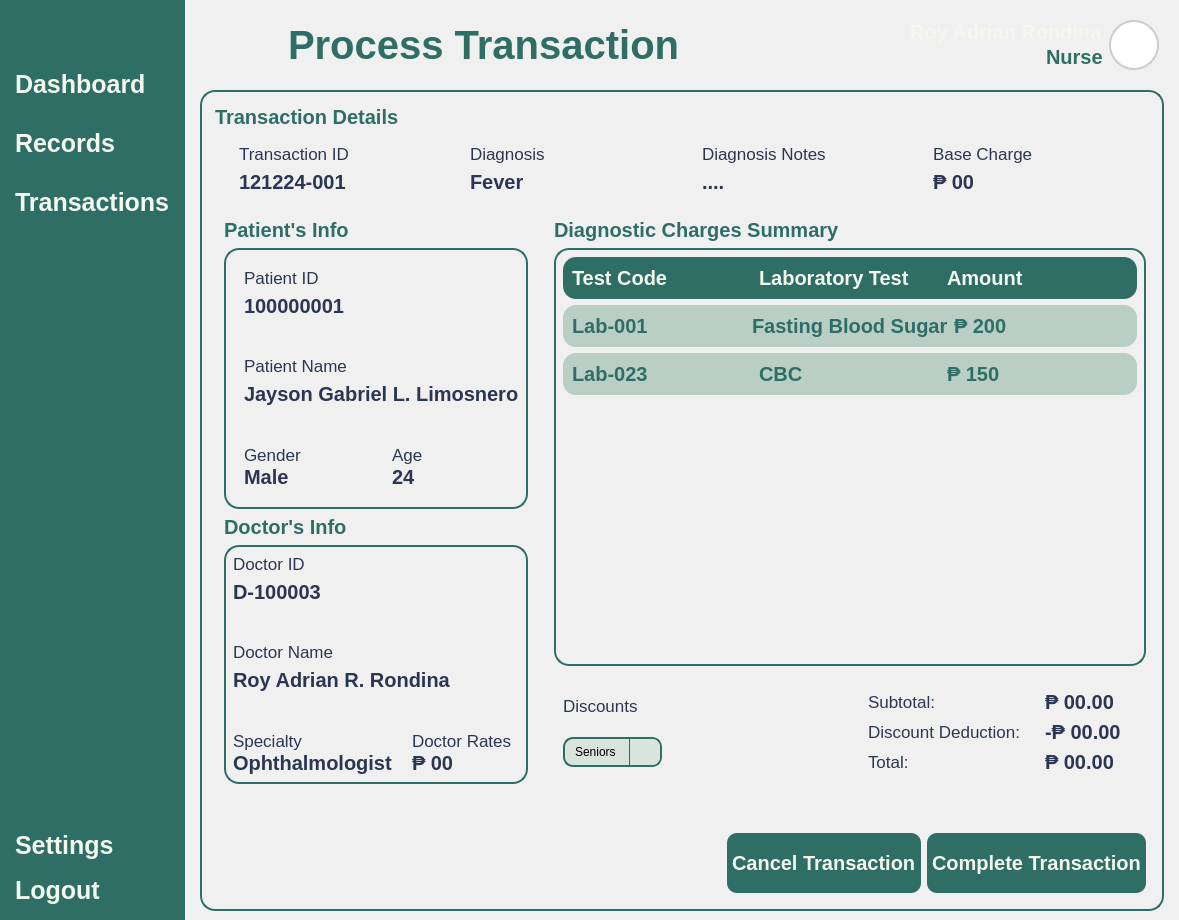
First picture: the form in Views/Staff_TransactionProcess.ui, repository VinsmokeSanji69/COVACHA_CLINIC_SYSTEM, before the edit.
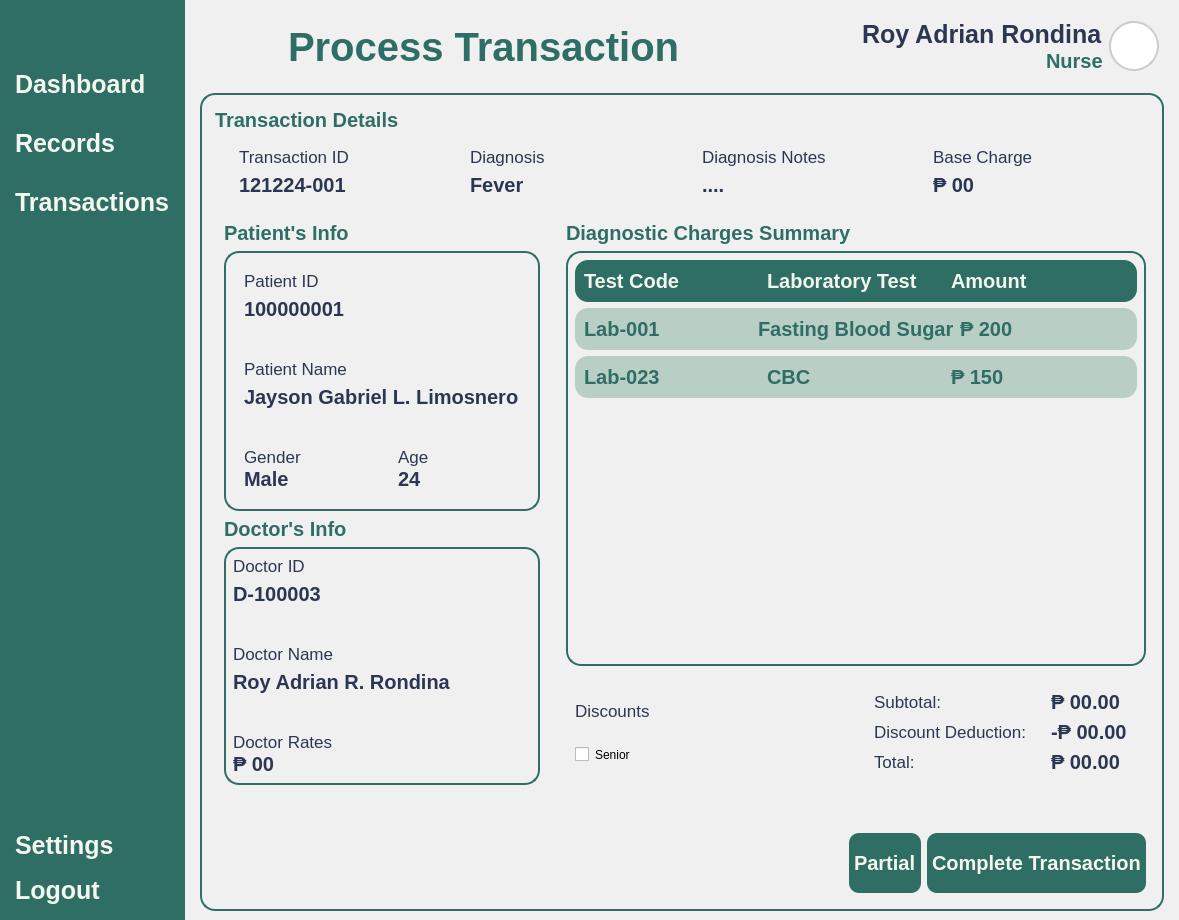
Second picture: the form after the edit. Icons and pictures are not drawn.

```diff
--- a/Views/Staff_TransactionProcess.ui
+++ b/Views/Staff_TransactionProcess.ui
@@ -280,7 +280,7 @@
 	font-size: 15px;
 	color: #2B3752;
 }
-#UserName {
+#User {
 	font: 600 10pt &quot;Lexend SemiBold&quot;;
 	font-size: 25px;
 	color: #2B3752;
@@ -321,7 +321,7 @@
        <item>
         <widget class="QFrame" name="Header">
          <property name="sizePolicy">
-          <sizepolicy hsizetype="Preferred" vsizetype="Preferred">
+          <sizepolicy hsizetype="Expanding" vsizetype="Preferred">
            <horstretch>0</horstretch>
            <verstretch>0</verstretch>
           </sizepolicy>
@@ -347,6 +347,12 @@
           </property>
           <item>
            <widget class="QPushButton" name="pushButton_6">
+            <property name="sizePolicy">
+             <sizepolicy hsizetype="Maximum" vsizetype="Maximum">
+              <horstretch>0</horstretch>
+              <verstretch>0</verstretch>
+             </sizepolicy>
+            </property>
             <property name="text">
              <string/>
             </property>
@@ -365,7 +371,7 @@
           <item>
            <widget class="QLabel" name="InterfaceTitle">
             <property name="sizePolicy">
-             <sizepolicy hsizetype="Expanding" vsizetype="Preferred">
+             <sizepolicy hsizetype="Expanding" vsizetype="Expanding">
               <horstretch>0</horstretch>
               <verstretch>0</verstretch>
              </sizepolicy>
@@ -387,6 +393,12 @@
               </property>
               <item alignment="Qt::AlignRight">
                <widget class="QLabel" name="User">
+                <property name="sizePolicy">
+                 <sizepolicy hsizetype="Expanding" vsizetype="Preferred">
+                  <horstretch>0</horstretch>
+                  <verstretch>0</verstretch>
+                 </sizepolicy>
+                </property>
                 <property name="text">
                  <string>Roy Adrian Rondina</string>
                 </property>
@@ -750,7 +762,7 @@
                    <item>
                     <widget class="QWidget" name="PatientInfo" native="true">
                      <property name="sizePolicy">
-                      <sizepolicy hsizetype="Preferred" vsizetype="Expanding">
+                      <sizepolicy hsizetype="Expanding" vsizetype="Expanding">
                        <horstretch>0</horstretch>
                        <verstretch>0</verstretch>
                       </sizepolicy>
@@ -983,7 +995,7 @@
                    <item>
                     <widget class="QWidget" name="DoctorInfo" native="true">
                      <property name="sizePolicy">
-                      <sizepolicy hsizetype="Preferred" vsizetype="Preferred">
+                      <sizepolicy hsizetype="Expanding" vsizetype="Preferred">
                        <horstretch>0</horstretch>
                        <verstretch>0</verstretch>
                       </sizepolicy>
@@ -1079,47 +1091,6 @@
                          <property name="bottomMargin">
                           <number>0</number>
                          </property>
-                         <item>
-                          <widget class="QFrame" name="frame_4">
-                           <property name="frameShape">
-                            <enum>QFrame::StyledPanel</enum>
-                           </property>
-                           <property name="frameShadow">
-                            <enum>QFrame::Raised</enum>
-                           </property>
-                           <layout class="QVBoxLayout" name="verticalLayout_18">
-                            <property name="spacing">
-                             <number>0</number>
-                            </property>
-                            <property name="leftMargin">
-                             <number>0</number>
-                            </property>
-                            <property name="topMargin">
-                             <number>0</number>
-                            </property>
-                            <property name="rightMargin">
-                             <number>0</number>
-                            </property>
-                            <property name="bottomMargin">
-                             <number>0</number>
-                            </property>
-                            <item>
-                             <widget class="QLabel" name="label_25">
-                              <property name="text">
-                               <string>Specialty</string>
-                              </property>
-                             </widget>
-                            </item>
-                            <item>
-                             <widget class="QLabel" name="label_27">
-                              <property name="text">
-                               <string>Ophthalmologist</string>
-                              </property>
-                             </widget>
-                            </item>
-                           </layout>
-                          </widget>
-                         </item>
                          <item>
                           <widget class="QFrame" name="frame_3">
                            <property name="frameShape">
@@ -1409,18 +1380,10 @@
                           </widget>
                          </item>
                          <item>
-                          <widget class="QComboBox" name="comboBox">
-                           <property name="sizePolicy">
-                            <sizepolicy hsizetype="Maximum" vsizetype="Fixed">
-                             <horstretch>0</horstretch>
-                             <verstretch>0</verstretch>
-                            </sizepolicy>
+                          <widget class="QCheckBox" name="checkBox">
+                           <property name="text">
+                            <string>Senior</string>
                            </property>
-                           <item>
-                            <property name="text">
-                             <string>Seniors</string>
-                            </property>
-                           </item>
                           </widget>
                          </item>
                         </layout>
@@ -1556,7 +1519,7 @@
                    </size>
                   </property>
                   <property name="text">
-                   <string>Cancel Transaction</string>
+                   <string>Partial</string>
                   </property>
                  </widget>
                 </item>
```
Left out of the diff: 14 changed lines with no effect on the pictures.
